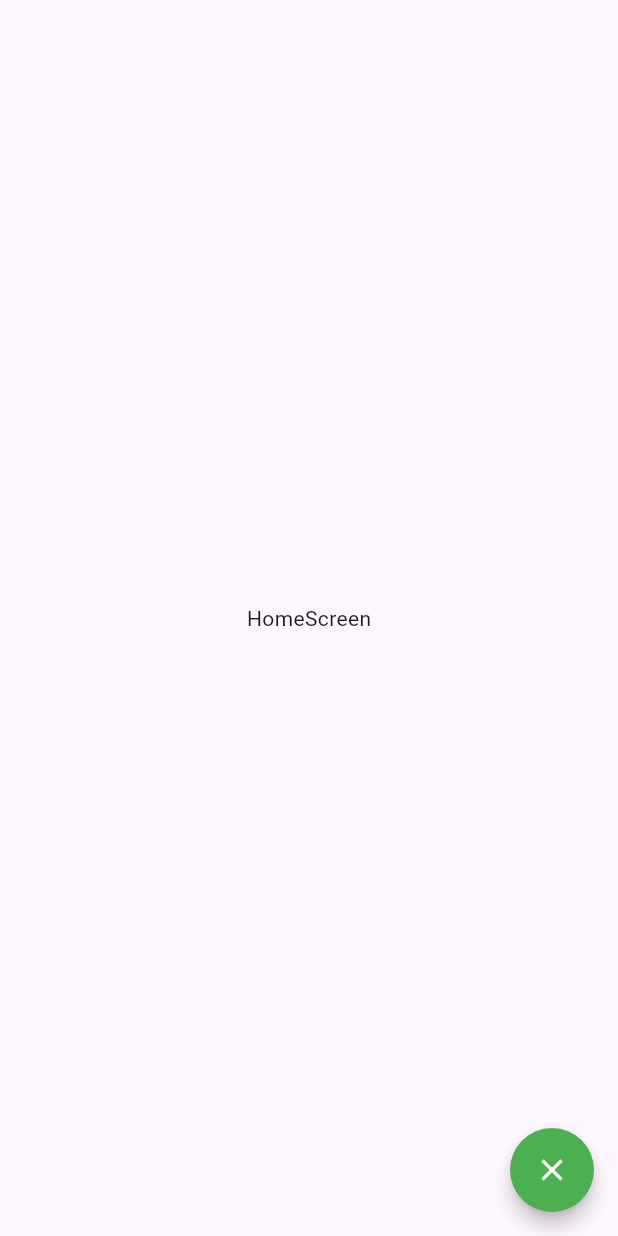
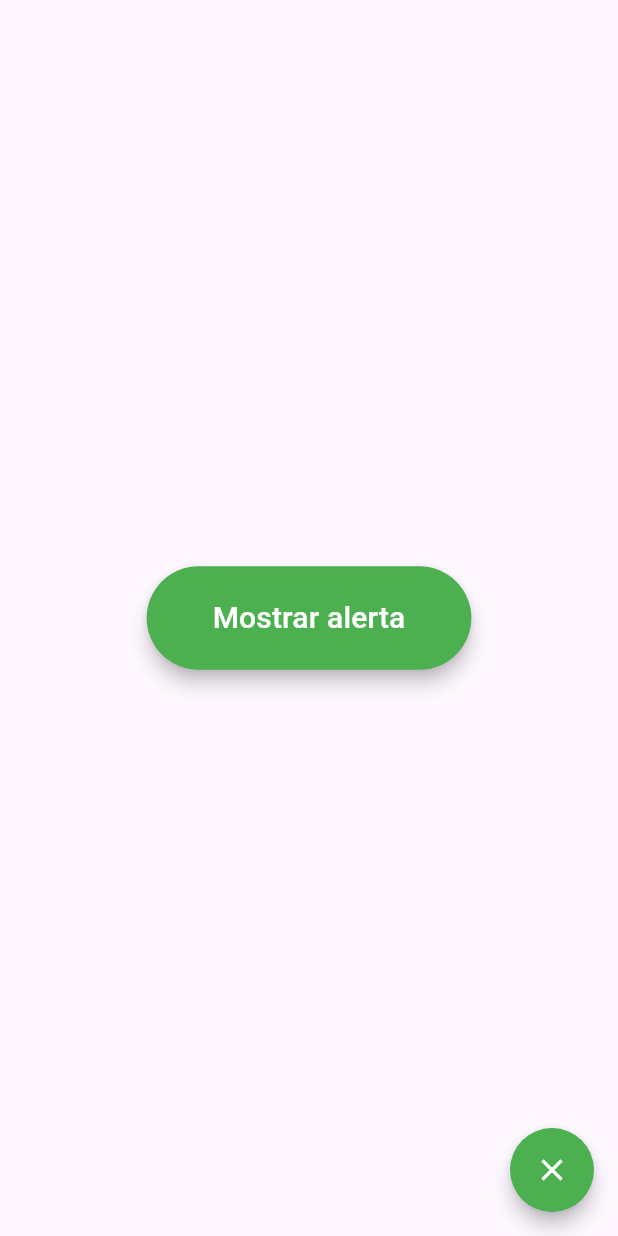
Before and after one commit to Javvii15/fl_components, a Flutter app: the AlertScreen screen opened by its route, on a phone screen of 412 x 824 dp. Run offline on Flutter 3.47's test engine with Material 3 defaults, Android fonts, the phone set to English and light mode, and no system bars.

Commit message:
AlertDialog con imagen

```diff
--- a/fl_components/lib/screens/alert_screen.dart
+++ b/fl_components/lib/screens/alert_screen.dart
@@ -4,11 +4,38 @@ class AlertScreen extends StatelessWidget {
 
   const AlertScreen({Key? key}) : super(key: key);
 
+  void displayDialog(BuildContext context){
+    //print('He pulsado en alerta');
+    showDialog(
+    context: context,
+    builder: ( context ) {
+      return AlertDialog(
+        title: Text ('Alerta'),
+        content:
+          Column(
+            mainAxisSize: MainAxisSize.min,
+            children: [
+              Text('Este es el contenido del mensaje de alerta'),
+              FlutterLogo(size: 100,)
+            ],
+        ),
+
+      );
+    }
+    );
+  }
+
   @override
   Widget build(BuildContext context) {
     return Scaffold(
-      body: const Center(
-         child: Text('HomeScreen'),
+      body: Center(
+         child: ElevatedButton(
+          onPressed: () => displayDialog(context) ,
+          child: Padding(
+            padding: const EdgeInsets.all(20.0),
+            child: const Text('Mostrar alerta', style: TextStyle(fontSize: 20),),
+          )
+          ),
       ),
       floatingActionButton: FloatingActionButton(
         child: const Icon(Icons.close),
--- a/fl_components/lib/theme/app_theme.dart
+++ b/fl_components/lib/theme/app_theme.dart
@@ -26,6 +26,15 @@ class AppTheme {
           shape: StadiumBorder(),
           elevation: 5,
           foregroundColor: Colors.white,
+        ),
+        //ElevationButtons
+        elevatedButtonTheme: ElevatedButtonThemeData(
+          style: ElevatedButton.styleFrom(
+            backgroundColor: primary,
+            foregroundColor: Colors.white,
+            shape: StadiumBorder(),
+            elevation: 5,
+          )
         )
   );
 
```
